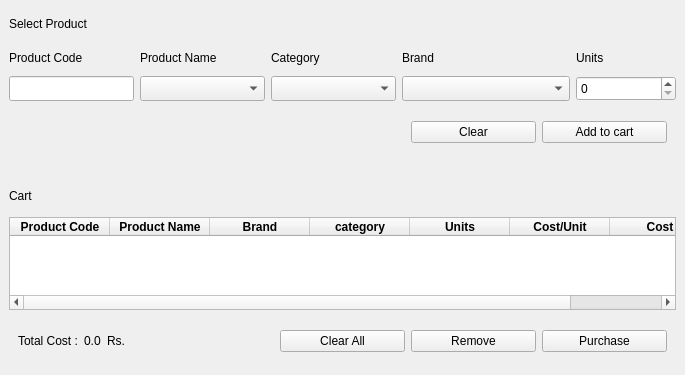
Before: the Qt Designer form ui/Purchase.ui in sarin32/Supermarket-Inventory-and-Sales-Management-System, drawn with Qt 5.
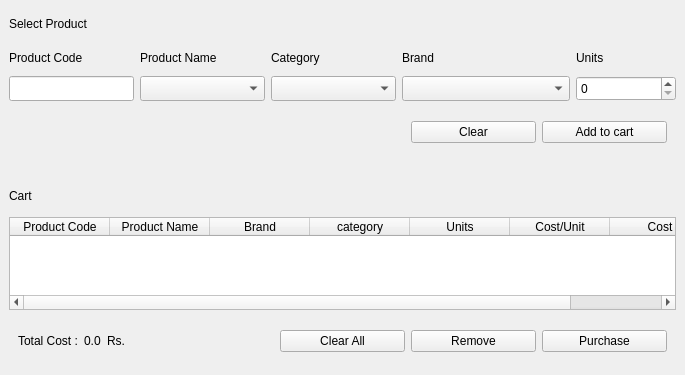
After: the same form once the commit is applied.

Diff of the .ui file:
```diff
--- a/ui/Purchase.ui
+++ b/ui/Purchase.ui
@@ -422,91 +422,58 @@
         <property name="enabled">
          <bool>true</bool>
         </property>
+        <property name="maximumSize">
+         <size>
+          <width>1000</width>
+          <height>16777215</height>
+         </size>
+        </property>
         <property name="sizeAdjustPolicy">
-         <enum>QAbstractScrollArea::AdjustToContentsOnFirstShow</enum>
+         <enum>QAbstractScrollArea::AdjustToContents</enum>
         </property>
-        <property name="gridStyle">
-         <enum>Qt::DashLine</enum>
+        <property name="selectionMode">
+         <enum>QAbstractItemView::SingleSelection</enum>
         </property>
-        <property name="sortingEnabled">
+        <property name="selectionBehavior">
+         <enum>QAbstractItemView::SelectRows</enum>
+        </property>
+        <attribute name="verticalHeaderVisible">
          <bool>false</bool>
-        </property>
+        </attribute>
         <column>
          <property name="text">
           <string>Product Code</string>
          </property>
-         <property name="font">
-          <font>
-           <weight>75</weight>
-           <bold>true</bold>
-          </font>
-         </property>
         </column>
         <column>
          <property name="text">
           <string>Product Name</string>
          </property>
-         <property name="font">
-          <font>
-           <weight>75</weight>
-           <bold>true</bold>
-          </font>
-         </property>
         </column>
         <column>
          <property name="text">
           <string>Brand</string>
          </property>
-         <property name="font">
-          <font>
-           <weight>75</weight>
-           <bold>true</bold>
-          </font>
-         </property>
         </column>
         <column>
          <property name="text">
           <string>category</string>
          </property>
-         <property name="font">
-          <font>
-           <weight>75</weight>
-           <bold>true</bold>
-          </font>
-         </property>
         </column>
         <column>
          <property name="text">
           <string>Units</string>
          </property>
-         <property name="font">
-          <font>
-           <weight>75</weight>
-           <bold>true</bold>
-          </font>
-         </property>
         </column>
         <column>
          <property name="text">
           <string>Cost/Unit</string>
          </property>
-         <property name="font">
-          <font>
-           <weight>75</weight>
-           <bold>true</bold>
-          </font>
-         </property>
         </column>
         <column>
          <property name="text">
           <string>Cost</string>
          </property>
-         <property name="font">
-          <font>
-           <weight>75</weight>
-           <bold>true</bold>
-          </font>
-         </property>
         </column>
        </widget>
       </item>
```
Left out of the diff: 208 changed lines with no effect on the pictures.
